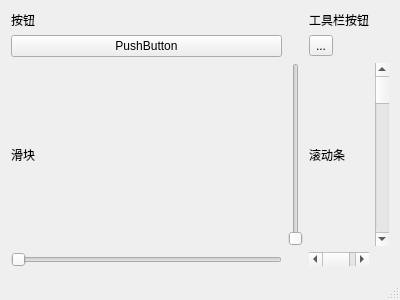
Before: the Qt Designer form mainwindow.ui in explorer-cs/style-example-qt5, drawn with Qt 5.
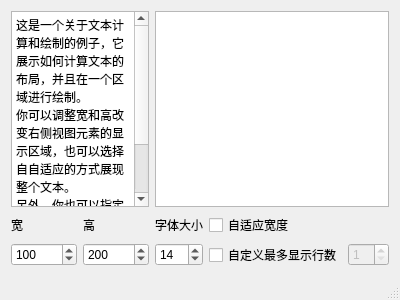
After: the same form once the commit is applied.

Commit message: demo for text layout.

```diff
--- a/mainwindow.ui
+++ b/mainwindow.ui
@@ -15,75 +15,96 @@
   </property>
   <widget class="QWidget" name="centralWidget">
    <layout class="QGridLayout" name="gridLayout">
-    <item row="6" column="1">
-     <widget class="QSlider" name="verticalSlider">
-      <property name="orientation">
-       <enum>Qt::Vertical</enum>
+    <item row="1" column="3" colspan="2">
+     <widget class="QCheckBox" name="autoAdjustCheckBox">
+      <property name="text">
+       <string>自适应宽度</string>
       </property>
      </widget>
     </item>
-    <item row="2" column="2">
+    <item row="1" column="0">
+     <widget class="QLabel" name="label">
+      <property name="text">
+       <string>宽</string>
+      </property>
+     </widget>
+    </item>
+    <item row="2" column="0">
+     <widget class="QSpinBox" name="widthSpinBox">
+      <property name="minimum">
+       <number>1</number>
+      </property>
+      <property name="maximum">
+       <number>9999</number>
+      </property>
+      <property name="value">
+       <number>100</number>
+      </property>
+     </widget>
+    </item>
+    <item row="0" column="0" colspan="2">
+     <widget class="QPlainTextEdit" name="plainTextEdit">
+      <property name="plainText">
+       <string>这是一个关于文本计算和绘制的例子，它展示如何计算文本的布局，并且在一个区域进行绘制。                   你可以调整宽和高改变右侧视图元素的显示区域，也可以选择自自适应的方式展现整个文本。                            另外，你也可以指定绘制的行数，需要注意的是它可能收到视图区域的限制。</string>
+      </property>
+     </widget>
+    </item>
+    <item row="2" column="3">
+     <widget class="QCheckBox" name="enableCustomMaxLineCheckBox">
+      <property name="text">
+       <string>自定义最多显示行数</string>
+      </property>
+     </widget>
+    </item>
+    <item row="1" column="1">
      <widget class="QLabel" name="label_2">
       <property name="text">
-       <string>工具栏按钮</string>
+       <string>高</string>
       </property>
      </widget>
     </item>
-    <item row="6" column="0">
+    <item row="2" column="4">
+     <widget class="QSpinBox" name="maxLineSpinBox">
+      <property name="enabled">
+       <bool>false</bool>
+      </property>
+      <property name="minimum">
+       <number>1</number>
+      </property>
+     </widget>
+    </item>
+    <item row="2" column="1">
+     <widget class="QSpinBox" name="heightSpinBox">
+      <property name="minimum">
+       <number>1</number>
+      </property>
+      <property name="maximum">
+       <number>9999</number>
+      </property>
+      <property name="value">
+       <number>200</number>
+      </property>
+     </widget>
+    </item>
+    <item row="1" column="2">
      <widget class="QLabel" name="label_3">
       <property name="text">
-       <string>滑块</string>
+       <string>字体大小</string>
       </property>
      </widget>
     </item>
-    <item row="6" column="3">
-     <widget class="QScrollBar" name="verticalScrollBar">
-      <property name="orientation">
-       <enum>Qt::Vertical</enum>
+    <item row="2" column="2">
+     <widget class="QSpinBox" name="fontSizeSpinBox">
+      <property name="minimum">
+       <number>12</number>
       </property>
-     </widget>
-    </item>
-    <item row="2" column="0">
-     <widget class="QLabel" name="label">
-      <property name="text">
-       <string>按钮</string>
+      <property name="value">
+       <number>14</number>
       </property>
      </widget>
     </item>
-    <item row="6" column="2">
-     <widget class="QLabel" name="label_4">
-      <property name="text">
-       <string>滚动条</string>
-      </property>
-     </widget>
-    </item>
-    <item row="7" column="2">
-     <widget class="QScrollBar" name="horizontalScrollBar">
-      <property name="orientation">
-       <enum>Qt::Horizontal</enum>
-      </property>
-     </widget>
-    </item>
-    <item row="7" column="0">
-     <widget class="QSlider" name="horizontalSlider">
-      <property name="orientation">
-       <enum>Qt::Horizontal</enum>
-      </property>
-     </widget>
-    </item>
-    <item row="3" column="0">
-     <widget class="QPushButton" name="pushButton">
-      <property name="text">
-       <string>PushButton</string>
-      </property>
-     </widget>
-    </item>
-    <item row="3" column="2">
-     <widget class="QToolButton" name="toolButton">
-      <property name="text">
-       <string>...</string>
-      </property>
-     </widget>
+    <item row="0" column="2" colspan="3">
+     <widget class="QListWidget" name="listWidget"/>
     </item>
    </layout>
   </widget>
```
The commit also changes 5 other files.
